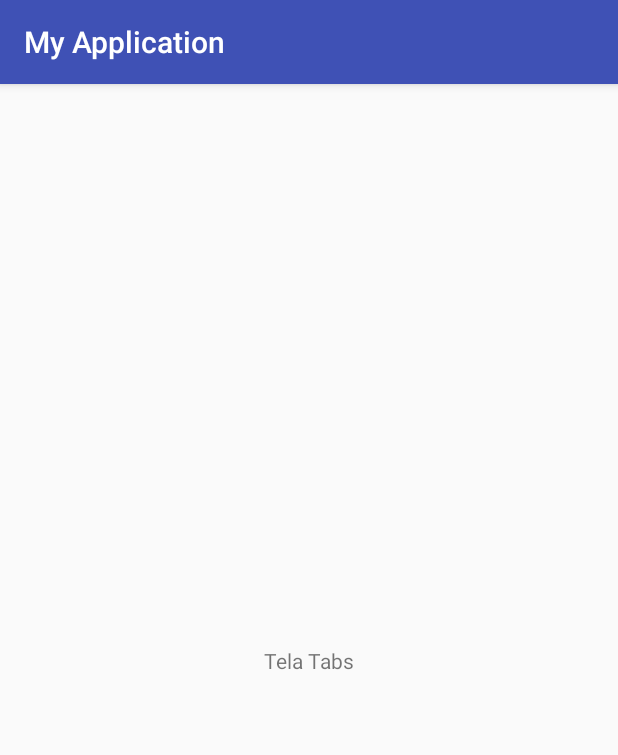
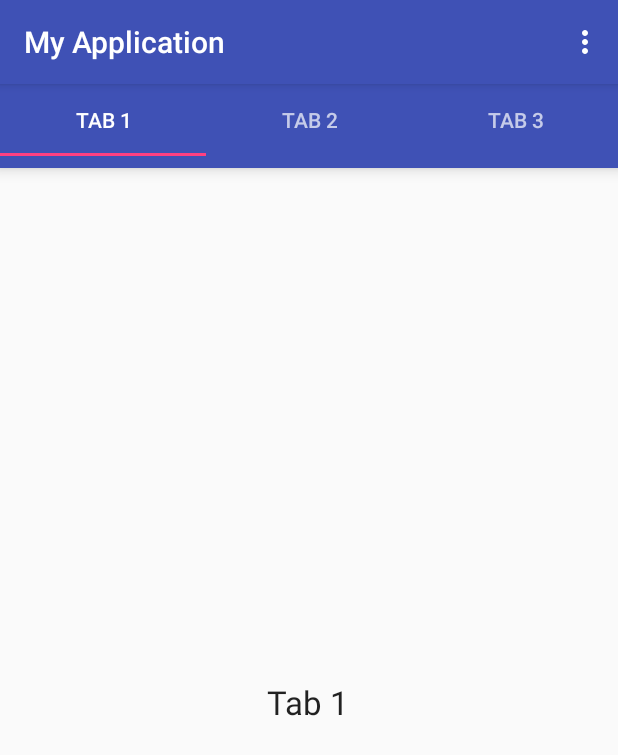
Before and after one commit to jacksonazevedo/Avaliacao-Android, an Android app: the TelaTabs screen opened directly, with no data from a screen before it, on a phone screen of 412 x 824 dp. Shown: the top 755 px of the screen. Run offline under Robolectric (Android 15) with nearby library versions, the phone set to English and light mode, and no system bars.

Commit message:
Fragments and tabs

```diff
--- a/app/src/main/AndroidManifest.xml
+++ b/app/src/main/AndroidManifest.xml
@@ -17,7 +17,11 @@
             </intent-filter>
         </activity>
         <activity android:name=".TelaInicial" />
-        <activity android:name=".TelaTabs"></activity>
+        <activity android:name=".TelaTabs" />
+        <activity android:name=".PagerAdapter" />
+        <activity android:name=".TabFragment1" />
+        <activity android:name=".TabFragment2" />
+        <activity android:name=".TabFragment3"></activity>
     </application>
 
 </manifest>
--- /dev/null
+++ b/app/src/main/java/com/example/jacksonsilva/myapplication/PagerAdapter.java
@@ -0,0 +1,36 @@
+package com.example.jacksonsilva.myapplication;
+import android.support.v4.app.Fragment;
+import android.support.v4.app.FragmentManager;
+import android.support.v4.app.FragmentStatePagerAdapter;
+
+public class PagerAdapter extends FragmentStatePagerAdapter {
+    int mNumOfTabs;
+
+    public PagerAdapter(FragmentManager fm, int NumOfTabs) {
+        super(fm);
+        this.mNumOfTabs = NumOfTabs;
+    }
+
+    @Override
+    public Fragment getItem(int position) {
+
+        switch (position) {
+            case 0:
+                TabFragment1 tab1 = new TabFragment1();
+                return tab1;
+            case 1:
+                TabFragment2 tab2 = new TabFragment2();
+                return tab2;
+            case 2:
+                TabFragment3 tab3 = new TabFragment3();
+                return tab3;
+            default:
+                return null;
+        }
+    }
+
+    @Override
+    public int getCount() {
+        return mNumOfTabs;
+    }
+}
--- /dev/null
+++ b/app/src/main/java/com/example/jacksonsilva/myapplication/TabFragment1.java
@@ -0,0 +1,17 @@
+package com.example.jacksonsilva.myapplication;
+
+import android.support.v7.app.AppCompatActivity;
+import android.os.Bundle;
+import android.os.Bundle;
+import android.support.v4.app.Fragment;
+import android.view.LayoutInflater;
+import android.view.View;
+import android.view.ViewGroup;
+
+public class TabFragment1 extends Fragment {
+
+    @Override
+    public View onCreateView(LayoutInflater inflater, ViewGroup container, Bundle savedInstanceState) {
+        return inflater.inflate(R.layout.tab_fragment_1, container, false);
+    }
+}
--- /dev/null
+++ b/app/src/main/java/com/example/jacksonsilva/myapplication/TabFragment2.java
@@ -0,0 +1,15 @@
+package com.example.jacksonsilva.myapplication;
+
+import android.os.Bundle;
+import android.support.v4.app.Fragment;
+import android.view.LayoutInflater;
+import android.view.View;
+import android.view.ViewGroup;
+
+public class TabFragment2 extends Fragment {
+
+    @Override
+    public View onCreateView(LayoutInflater inflater, ViewGroup container, Bundle savedInstanceState) {
+        return inflater.inflate(R.layout.tab_fragment_2, container, false);
+    }
+}
--- a/app/src/main/java/com/example/jacksonsilva/myapplication/TelaTabs.java
+++ b/app/src/main/java/com/example/jacksonsilva/myapplication/TelaTabs.java
@@ -1,7 +1,11 @@
 package com.example.jacksonsilva.myapplication;
 
+
+import android.support.design.widget.TabLayout;
+import android.support.v4.view.ViewPager;
 import android.support.v7.app.AppCompatActivity;
 import android.os.Bundle;
+import android.view.Menu;
 
 public class TelaTabs extends AppCompatActivity {
 
@@ -9,5 +13,48 @@ public class TelaTabs extends AppCompatActivity {
     protected void onCreate(Bundle savedInstanceState) {
         super.onCreate(savedInstanceState);
         setContentView(R.layout.activity_tela_tabs);
+
+
+        TabLayout tabLayout = (TabLayout) findViewById(R.id.tab_layout);
+        tabLayout.addTab(tabLayout.newTab().setText("Tab 1"));
+        tabLayout.addTab(tabLayout.newTab().setText("Tab 2"));
+        tabLayout.addTab(tabLayout.newTab().setText("Tab 3"));
+        tabLayout.setTabGravity(TabLayout.GRAVITY_FILL);
+
+        final ViewPager viewPager = (ViewPager) findViewById(R.id.pager);
+        final PagerAdapter adapter = new PagerAdapter
+                (getSupportFragmentManager(), tabLayout.getTabCount());
+        viewPager.setAdapter(adapter);
+        viewPager.addOnPageChangeListener(new TabLayout.TabLayoutOnPageChangeListener(tabLayout));
+
+        tabLayout.addOnTabSelectedListener(new TabLayout.BaseOnTabSelectedListener() {
+            @Override
+            public void onTabSelected(TabLayout.Tab tab) {
+                viewPager.setCurrentItem(tab.getPosition());
+            }
+
+            @Override
+            public void onTabUnselected(TabLayout.Tab tab) {
+
+            }
+
+            @Override
+            public void onTabReselected(TabLayout.Tab tab) {
+
+            }
+        });
+
+
     }
+
+
+
+
+    @Override
+    public boolean onCreateOptionsMenu(Menu menu) {
+        getMenuInflater().inflate(R.menu.menu, menu);
+        return true;
+    }
+
+
 }
--- a/app/src/main/res/layout/activity_tela_tabs.xml
+++ b/app/src/main/res/layout/activity_tela_tabs.xml
@@ -1,24 +1,26 @@
-<?xml version="1.0" encoding="utf-8"?>
-<android.support.constraint.ConstraintLayout xmlns:android="http://schemas.android.com/apk/res/android"
+<RelativeLayout
+    android:id="@+id/main_layout"
+    xmlns:android="http://schemas.android.com/apk/res/android"
     xmlns:app="http://schemas.android.com/apk/res-auto"
     xmlns:tools="http://schemas.android.com/tools"
     android:layout_width="match_parent"
     android:layout_height="match_parent"
     tools:context=".TelaTabs">
 
-    <TextView
-        android:id="@+id/textView3"
-        android:layout_width="wrap_content"
+
+    <android.support.design.widget.TabLayout
+        android:id="@+id/tab_layout"
+        android:layout_width="match_parent"
         android:layout_height="wrap_content"
-        android:layout_marginStart="8dp"
-        android:layout_marginLeft="8dp"
-        android:layout_marginTop="8dp"
-        android:layout_marginEnd="8dp"
-        android:layout_marginRight="8dp"
-        android:layout_marginBottom="8dp"
-        android:text="Tela Tabs"
-        app:layout_constraintBottom_toBottomOf="parent"
-        app:layout_constraintEnd_toEndOf="parent"
-        app:layout_constraintStart_toStartOf="parent"
-        app:layout_constraintTop_toTopOf="parent" />
-</android.support.constraint.ConstraintLayout>
+        android:background="?attr/colorPrimary"
+        android:elevation="6dp"
+        android:minHeight="?attr/actionBarSize"
+        android:theme="@style/ThemeOverlay.AppCompat.Dark.ActionBar"/>
+
+    <android.support.v4.view.ViewPager
+        android:id="@+id/pager"
+        android:layout_width="match_parent"
+        android:layout_height="fill_parent"
+        android:layout_below="@id/tab_layout"/>
+
+</RelativeLayout>
--- /dev/null
+++ b/app/src/main/res/layout/tab_fragment_1.xml
@@ -0,0 +1,15 @@
+<?xml version="1.0" encoding="utf-8"?>
+<RelativeLayout xmlns:android="http://schemas.android.com/apk/res/android"
+    android:layout_width="match_parent"
+    android:layout_height="match_parent"
+    android:orientation="vertical">
+
+    <TextView
+        android:id="@+id/textView"
+        android:layout_width="wrap_content"
+        android:layout_height="wrap_content"
+        android:layout_centerInParent="true"
+        android:text="Tab 1"
+        android:textAppearance="?android:attr/textAppearanceLarge"/>
+
+</RelativeLayout>
```
Also changed, not shown: app/src/main/java/com/example/jacksonsilva/myapplication/TabFragment3.java (added, +15 -0 lines), app/src/main/res/layout/tab_fragment_2.xml (added, +15 -0 lines), app/src/main/res/layout/tab_fragment_3.xml (added, +15 -0 lines).
